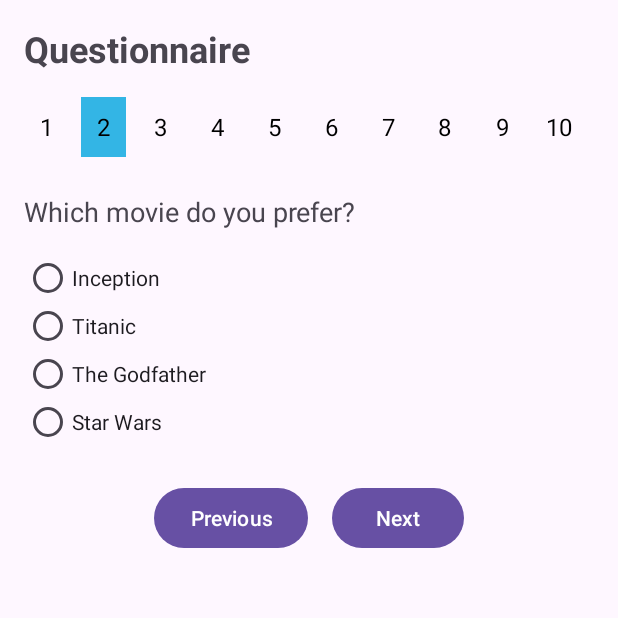
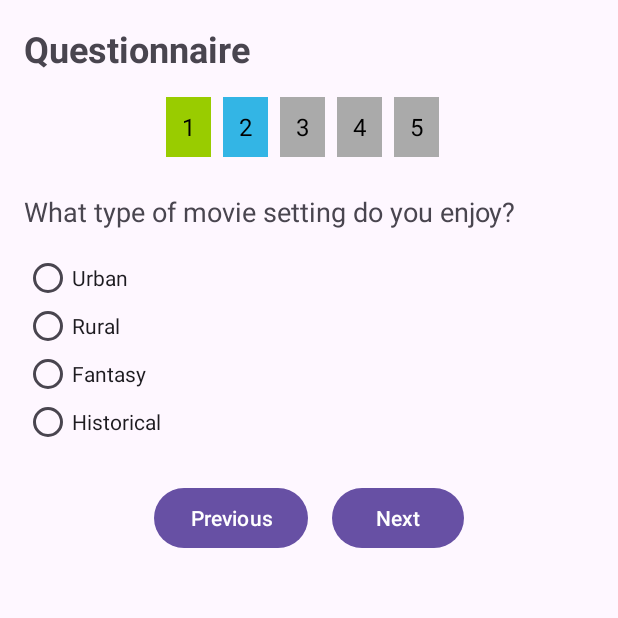
Before and after one commit to jmd5493/CinemaQuest, an Android app: the fragment QuestionnaireFragment placed in its activity, after a tap on "Next", on a phone screen of 412 x 824 dp, the top half of it. Run offline under Robolectric (Android 15) with nearby library versions, the phone set to English and light mode, and no system bars.

Commit message:
update questionnaire

```diff
--- a/app/src/main/java/com/example/cinemaquest/QuestionnaireFragment.java
+++ b/app/src/main/java/com/example/cinemaquest/QuestionnaireFragment.java
@@ -5,6 +5,7 @@ import android.content.ContentValues;
 import android.database.Cursor;
 import android.database.sqlite.SQLiteDatabase;
 import android.os.Bundle;
+import android.util.Log;
 import android.view.LayoutInflater;
 import android.view.View;
 import android.view.ViewGroup;
@@ -27,32 +28,22 @@ public class QuestionnaireFragment extends Fragment {
     private DatabaseHelper dbHelper; // Declare dbHelper
 
     private String[] questions = {
-            "What is your favorite movie genre?",
-            "Which movie do you prefer?",
-            "What kind of movie ending do you like?",
-            "Which actor do you prefer?",
-            "What type of movie soundtrack do you enjoy?",
-            "Which movie setting do you prefer?",
-            "What kind of movie plot do you enjoy?",
-            "Which movie director do you prefer?",
-            "What movie length do you prefer?",
-            "Which movie era do you prefer?"
+            "What genre do you prefer?",
+            "What type of movie setting do you enjoy?",
+            "What is your favorite movie era?",
+            "What mood are you in?",
+            "What kind of storyline do you prefer?"
     };
 
     private String[][] answers = {
             {"Action", "Comedy", "Drama", "Sci-Fi"},
-            {"Inception", "Titanic", "The Godfather", "Star Wars"},
-            {"Happy", "Sad", "Cliffhanger", "Open-ended"},
-            {"Leonardo DiCaprio", "Tom Hanks", "Meryl Streep", "Scarlett Johansson"},
-            {"Classical", "Rock", "Pop", "Instrumental"},
-            {"Urban", "Rural", "Space", "Fantasy"},
-            {"Linear", "Non-linear", "Multiple plots", "Single plot"},
-            {"Steven Spielberg", "Christopher Nolan", "Quentin Tarantino", "Martin Scorsese"},
-            {"Short", "Medium", "Long", "Epic"},
-            {"Classic", "Modern", "Future", "Historical"}
+            {"Urban", "Rural", "Fantasy", "Historical"},
+            {"1990s", "2000", "2010s", "2020s"},
+            {"Happy", "Sad", "Excited", "Relaxed"},
+            {"Adventure", "Romance", "Mystery", "Thriller"}
     };
 
-    private TextView[] indicators = new TextView[10];
+    private TextView[] indicators = new TextView[5];
     private Button finishButton;
     private HashMap<Integer, String> selectedAnswers = new HashMap<>();
 
@@ -66,18 +57,22 @@ public class QuestionnaireFragment extends Fragment {
         finishButton = view.findViewById(R.id.finish_button);
         dbHelper = new DatabaseHelper(getContext());
 
+        // Clear previous answers from the database
+        clearPreviousAnswers();
+
         // Initialize indicators
         indicators[0] = view.findViewById(R.id.indicator_1);
         indicators[1] = view.findViewById(R.id.indicator_2);
         indicators[2] = view.findViewById(R.id.indicator_3);
         indicators[3] = view.findViewById(R.id.indicator_4);
         indicators[4] = view.findViewById(R.id.indicator_5);
-        indicators[5] = view.findViewById(R.id.indicator_6);
-        indicators[6] = view.findViewById(R.id.indicator_7);
-        indicators[7] = view.findViewById(R.id.indicator_8);
-        indicators[8] = view.findViewById(R.id.indicator_9);
-        indicators[9] = view.findViewById(R.id.indicator_10);
 
+        // Check for null indicators and log an error if any are null
+        for (int i = 0; i < indicators.length; i++) {
+            if (indicators[i] == null) {
+                Log.e("QuestionnaireFragment", "Indicator " + (i + 1) + " is null");
+            }
+        }
         // Set up listeners and initial state
         updateQuestion();
 
@@ -110,8 +105,14 @@ public class QuestionnaireFragment extends Fragment {
         return view;
     }
 
+    private void clearPreviousAnswers() {
+        SQLiteDatabase db = dbHelper.getWritableDatabase();
+        db.delete("answers", null, null);
+        db.close();
+    }
+
     private void updateQuestion() {
-        // Update question logic
+        // Update question text and answer options
         questionText.setText(questions[currentQuestion - 1]);
         answerOptions.removeAllViews();
         for (String answer : answers[currentQuestion - 1]) {
@@ -120,22 +121,10 @@ public class QuestionnaireFragment extends Fragment {
             answerOptions.addView(radioButton);
         }
 
-        // Restore previously selected answer if available
-        if (selectedAnswers.containsKey(currentQuestion)) {
-            String selectedAnswer = selectedAnswers.get(currentQuestion);
-            for (int i = 0; i < answerOptions.getChildCount(); i++) {
-                RadioButton radioButton = (RadioButton) answerOptions.getChildAt(i);
-                if (radioButton.getText().equals(selectedAnswer)) {
-                    radioButton.setChecked(true);
-                    break;
-                }
-            }
-        }
-
-        // Update question indicators
+        // Update indicators
         updateIndicators();
 
-        // Enable or disable the navigation buttons based on the question position
+        // Enable/disable navigation buttons
         previousButton.setEnabled(currentQuestion > 1);
         nextButton.setEnabled(currentQuestion < questions.length);
 
@@ -151,10 +140,12 @@ public class QuestionnaireFragment extends Fragment {
 
     private void updateIndicators() {
         for (int i = 0; i < indicators.length; i++) {
-            if (i == currentQuestion - 1) {
+            if (i < currentQuestion - 1) {
+                indicators[i].setBackgroundColor(getResources().getColor(android.R.color.holo_green_light));
+            } else if (i == currentQuestion - 1) {
                 indicators[i].setBackgroundColor(getResources().getColor(android.R.color.holo_blue_light));
             } else {
-                indicators[i].setBackgroundColor(getResources().getColor(android.R.color.transparent));
+                indicators[i].setBackgroundColor(getResources().getColor(android.R.color.darker_gray));
             }
         }
     }
@@ -163,8 +154,7 @@ public class QuestionnaireFragment extends Fragment {
         int selectedId = answerOptions.getCheckedRadioButtonId();
         if (selectedId != -1) {
             RadioButton selectedRadioButton = answerOptions.findViewById(selectedId);
-            String selectedAnswer = selectedRadioButton.getText().toString();
-            selectedAnswers.put(currentQuestion, selectedAnswer);
+            selectedAnswers.put(currentQuestion, selectedRadioButton.getText().toString());
         }
     }
 
@@ -173,16 +163,9 @@ public class QuestionnaireFragment extends Fragment {
         ContentValues values = new ContentValues();
 
         for (int i = 1; i <= questions.length; i++) {
-            if (selectedAnswers.containsKey(i)) {
-                values.put(DatabaseHelper.COLUMN_QUESTION, questions[i - 1]);
-                values.put(DatabaseHelper.COLUMN_ANSWER, selectedAnswers.get(i));
-                String whereClause = DatabaseHelper.COLUMN_QUESTION + " = ?";
-                String[] whereArgs = {questions[i - 1]};
-                int rowsUpdated = db.update(DatabaseHelper.TABLE_ANSWERS, values, whereClause, whereArgs);
-                if (rowsUpdated == 0) {
-                    db.insert(DatabaseHelper.TABLE_ANSWERS, null, values);
-                }
-            }
+            values.put("question", questions[i - 1]);
+            values.put("answer", selectedAnswers.get(i));
+            db.insert("answers", null, values);
         }
 
         db.close();
@@ -191,25 +174,25 @@ public class QuestionnaireFragment extends Fragment {
     private void displaySavedAnswers() {
         SQLiteDatabase db = dbHelper.getReadableDatabase();
         String[] projection = {
-                DatabaseHelper.COLUMN_QUESTION,
-                DatabaseHelper.COLUMN_ANSWER
+                "question",
+                "answer"
         };
 
         Cursor cursor = db.query(
-                DatabaseHelper.TABLE_ANSWERS,   // The table to query
-                projection,                     // The columns to return
-                null,                           // The columns for the WHERE clause
-                null,                           // The values for the WHERE clause
-                null,                           // Don't group the rows
-                null,                           // Don't filter by row groups
-                null                            // The sort order
+                "answers",
+                projection,
+                null,
+                null,
+                null,
+                null,
+                null
         );
 
         StringBuilder savedAnswers = new StringBuilder();
         while (cursor.moveToNext()) {
-            String question = cursor.getString(cursor.getColumnIndexOrThrow(DatabaseHelper.COLUMN_QUESTION));
-            String answer = cursor.getString(cursor.getColumnIndexOrThrow(DatabaseHelper.COLUMN_ANSWER));
-            savedAnswers.append("Question: ").append(question).append("\nAnswer: ").append(answer).append("\n\n");
+            String question = cursor.getString(cursor.getColumnIndexOrThrow("question"));
+            String answer = cursor.getString(cursor.getColumnIndexOrThrow("answer"));
+            savedAnswers.append(question).append(": ").append(answer).append("\n");
         }
         cursor.close();
         db.close();
--- a/app/src/main/res/layout/fragment_questionnaire.xml
+++ b/app/src/main/res/layout/fragment_questionnaire.xml
@@ -30,9 +30,10 @@
                 android:layout_width="wrap_content"
                 android:layout_height="wrap_content"
                 android:orientation="horizontal"
-                android:gravity="center">
+                android:gravity="center"
+                android:layout_gravity="center_horizontal">
 
-                <!-- 10 TextViews for question indicators with reduced width -->
+                <!-- 5 TextViews for question indicators -->
                 <TextView
                     android:id="@+id/indicator_1"
                     style="@style/QuestionIndicatorStyle"
@@ -62,36 +63,6 @@
                     style="@style/QuestionIndicatorStyle"
                     android:layout_width="30dp"
                     android:text="5" />
-
-                <TextView
-                    android:id="@+id/indicator_6"
-                    style="@style/QuestionIndicatorStyle"
-                    android:layout_width="30dp"
-                    android:text="6" />
-
-                <TextView
-                    android:id="@+id/indicator_7"
-                    style="@style/QuestionIndicatorStyle"
-                    android:layout_width="30dp"
-                    android:text="7" />
-
-                <TextView
-                    android:id="@+id/indicator_8"
-                    style="@style/QuestionIndicatorStyle"
-                    android:layout_width="30dp"
-                    android:text="8" />
-
-                <TextView
-                    android:id="@+id/indicator_9"
-                    style="@style/QuestionIndicatorStyle"
-                    android:layout_width="30dp"
-                    android:text="9" />
-
-                <TextView
-                    android:id="@+id/indicator_10"
-                    style="@style/QuestionIndicatorStyle"
-                    android:layout_width="30dp"
-                    android:text="10" />
             </LinearLayout>
         </HorizontalScrollView>
 
```
